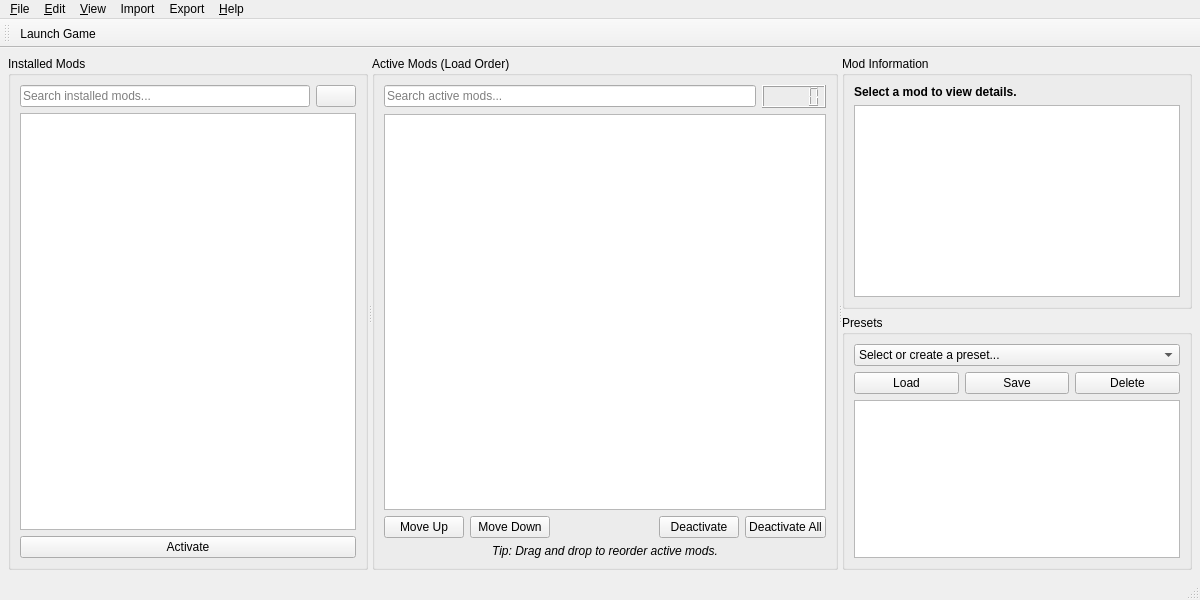
The window that goh_mod_manager/res/ui/main_window.ui (alexbdka/goh-mod-manager) describes before a commit, drawn with Qt 5.
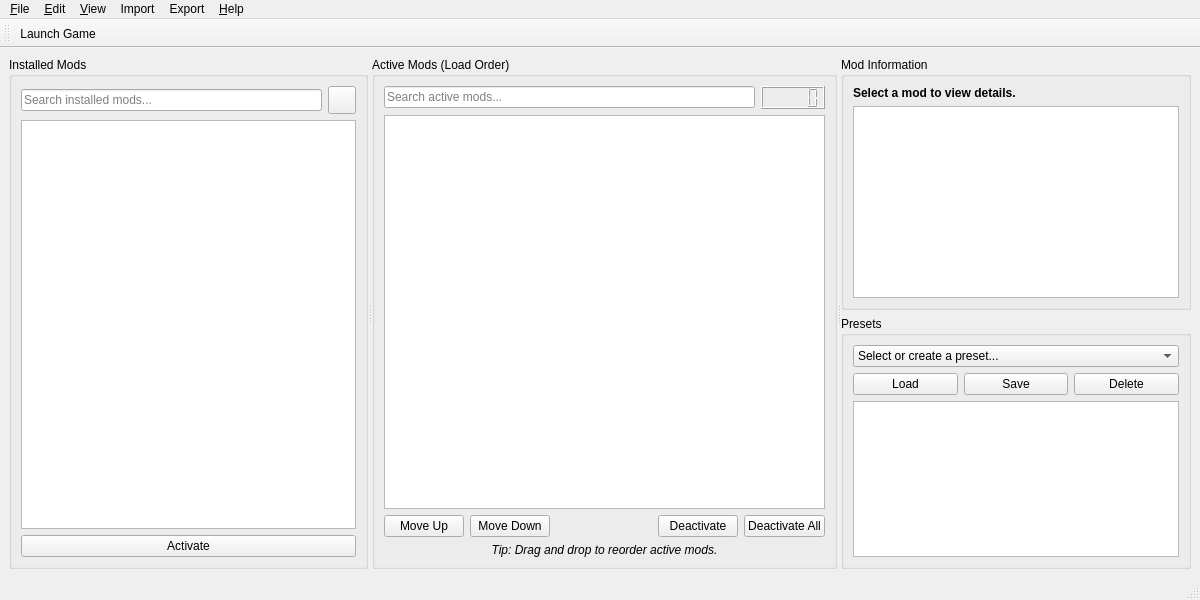
The same window after the commit. Icons and pictures are not drawn.

Commit message: change dialog buttons from pushButtons to dialogButtons; UI formatting cleaning (font size, spacing, element size); refresh icon is now theme dynamic - add qtawesome as new dependency

The edit to the form file:
```diff
--- a/goh_mod_manager/res/ui/main_window.ui
+++ b/goh_mod_manager/res/ui/main_window.ui
@@ -18,26 +18,10 @@
         </property>
         <property name="windowIcon">
             <iconset resource="../resources.qrc">
-                <normaloff>:/icons/icon/logo.ico</normaloff>:/icons/icon/logo.ico
-            </iconset>
+    <normaloff>:/icons/icon/logo.png</normaloff>:/icons/icon/logo.png</iconset>
         </property>
         <widget class="QWidget" name="centralwidget">
             <layout class="QHBoxLayout" name="horizontalLayout_main">
-                <property name="spacing">
-                    <number>8</number>
-                </property>
-                <property name="leftMargin">
-                    <number>8</number>
-                </property>
-                <property name="topMargin">
-                    <number>8</number>
-                </property>
-                <property name="rightMargin">
-                    <number>8</number>
-                </property>
-                <property name="bottomMargin">
-                    <number>8</number>
-                </property>
                 <item>
                     <widget class="QSplitter" name="splitter_main">
                         <property name="orientation">
@@ -60,36 +44,14 @@
                                 </size>
                             </property>
                             <layout class="QVBoxLayout" name="verticalLayout_available_mods">
-                                <property name="spacing">
-                                    <number>6</number>
-                                </property>
-                                <property name="leftMargin">
-                                    <number>0</number>
-                                </property>
-                                <property name="topMargin">
-                                    <number>0</number>
-                                </property>
-                                <property name="rightMargin">
-                                    <number>0</number>
-                                </property>
-                                <property name="bottomMargin">
-                                    <number>0</number>
-                                </property>
                                 <item>
                                     <widget class="QGroupBox" name="groupBox_installed_mods">
                                         <property name="title">
                                             <string>Installed Mods</string>
                                         </property>
                                         <layout class="QVBoxLayout" name="verticalLayout_2">
-                                            <property name="spacing">
-                                                <number>6</number>
-                                            </property>
                                             <item>
-                                                <layout class="QHBoxLayout"
-                                                        name="horizontalLayout_search_available_mods">
-                                                    <property name="spacing">
-                                                        <number>6</number>
-                                                    </property>
+            <layout class="QHBoxLayout" name="horizontalLayout_search_available_mods">
                                                     <item>
                                                         <widget class="QLineEdit" name="lineEdit_search_installed_mods">
                                                             <property name="placeholderText">
@@ -101,16 +63,24 @@
                                                         </widget>
                                                     </item>
                                                     <item>
-                                                        <widget class="QPushButton"
-                                                                name="pushButton_refresh_installed_mods">
+              <widget class="QPushButton" name="pushButton_refresh_installed_mods">
+               <property name="minimumSize">
+                <size>
+                 <width>28</width>
+                 <height>28</height>
+                </size>
+               </property>
+               <property name="maximumSize">
+                <size>
+                 <width>28</width>
+                 <height>28</height>
+                </size>
+               </property>
                                                             <property name="toolTip">
                                                                 <string>Refresh installed mods</string>
                                                             </property>
-                                                            <property name="icon">
-                                                                <iconset resource="../resources.qrc">
-                                                                    <normaloff>:/icons/icon/refresh-line.svg</normaloff>
-                                                                    :/icons/icon/refresh-line.svg
-                                                                </iconset>
+               <property name="text">
+                <string/>
                                                             </property>
                                                         </widget>
                                                     </item>
@@ -136,8 +106,7 @@
                                                 </widget>
                                             </item>
                                             <item>
-                                                <layout class="QHBoxLayout"
-                                                        name="horizontalLayout_available_mods_actions">
+            <layout class="QHBoxLayout" name="horizontalLayout_available_mods_actions">
                                                     <item>
                                                         <widget class="QPushButton" name="pushButton_activate">
                                                             <property name="text">
@@ -160,35 +129,14 @@
                                 </size>
                             </property>
                             <layout class="QVBoxLayout" name="verticalLayout_active_mods">
-                                <property name="spacing">
-                                    <number>6</number>
-                                </property>
-                                <property name="leftMargin">
-                                    <number>0</number>
-                                </property>
-                                <property name="topMargin">
-                                    <number>0</number>
-                                </property>
-                                <property name="rightMargin">
-                                    <number>0</number>
-                                </property>
-                                <property name="bottomMargin">
-                                    <number>0</number>
-                                </property>
                                 <item>
                                     <widget class="QGroupBox" name="groupBox_active_mods">
                                         <property name="title">
                                             <string>Active Mods (Load Order)</string>
                                         </property>
                                         <layout class="QVBoxLayout" name="verticalLayout_3">
-                                            <property name="spacing">
-                                                <number>6</number>
-                                            </property>
                                             <item>
                                                 <layout class="QHBoxLayout" name="horizontalLayout_search_active_mods">
-                                                    <property name="spacing">
-                                                        <number>6</number>
-                                                    </property>
                                                     <item>
                                                         <widget class="QLineEdit" name="lineEdit_search_active_mods">
                                                             <property name="placeholderText">
@@ -225,9 +173,6 @@
                                             </item>
                                             <item>
                                                 <layout class="QHBoxLayout" name="horizontalLayout_load_order_controls">
-                                                    <property name="spacing">
-                                                        <number>6</number>
-                                                    </property>
                                                     <item>
                                                         <widget class="QPushButton" name="pushButton_move_up">
                                                             <property name="text">
@@ -305,21 +250,6 @@
                                 </size>
                             </property>
                             <layout class="QVBoxLayout" name="verticalLayout_sidebar">
-                                <property name="spacing">
-                                    <number>6</number>
-                                </property>
-                                <property name="leftMargin">
-                                    <number>0</number>
-                                </property>
-                                <property name="topMargin">
-                                    <number>0</number>
-                                </property>
-                                <property name="rightMargin">
-                                    <number>0</number>
-                                </property>
-                                <property name="bottomMargin">
-                                    <number>0</number>
-                                </property>
                                 <item>
                                     <widget class="QGroupBox" name="groupBox_mod_information">
                                         <property name="minimumSize">
@@ -332,9 +262,6 @@
                                             <string>Mod Information</string>
                                         </property>
                                         <layout class="QVBoxLayout" name="verticalLayout_mod_info">
-                                            <property name="spacing">
-                                                <number>6</number>
-                                            </property>
                                             <item>
                                                 <widget class="QLabel" name="label_mod_title">
                                                     <property name="font">
@@ -375,9 +302,6 @@
                                             <string>Presets</string>
                                         </property>
                                         <layout class="QVBoxLayout" name="verticalLayout_presets">
-                                            <property name="spacing">
-                                                <number>6</number>
-                                            </property>
                                             <item>
                                                 <widget class="QComboBox" name="comboBox_presets">
                                                     <item>
@@ -389,9 +313,6 @@
                                             </item>
                                             <item>
                                                 <layout class="QHBoxLayout" name="horizontalLayout_preset_controls">
-                                                    <property name="spacing">
-                                                        <number>6</number>
-                                                    </property>
                                                     <item>
                                                         <widget class="QPushButton" name="pushButton_load_preset">
                                                             <property name="text">
```
Lines whose indentation alone changed are shown as unchanged. The commit also changes 18 other files.
